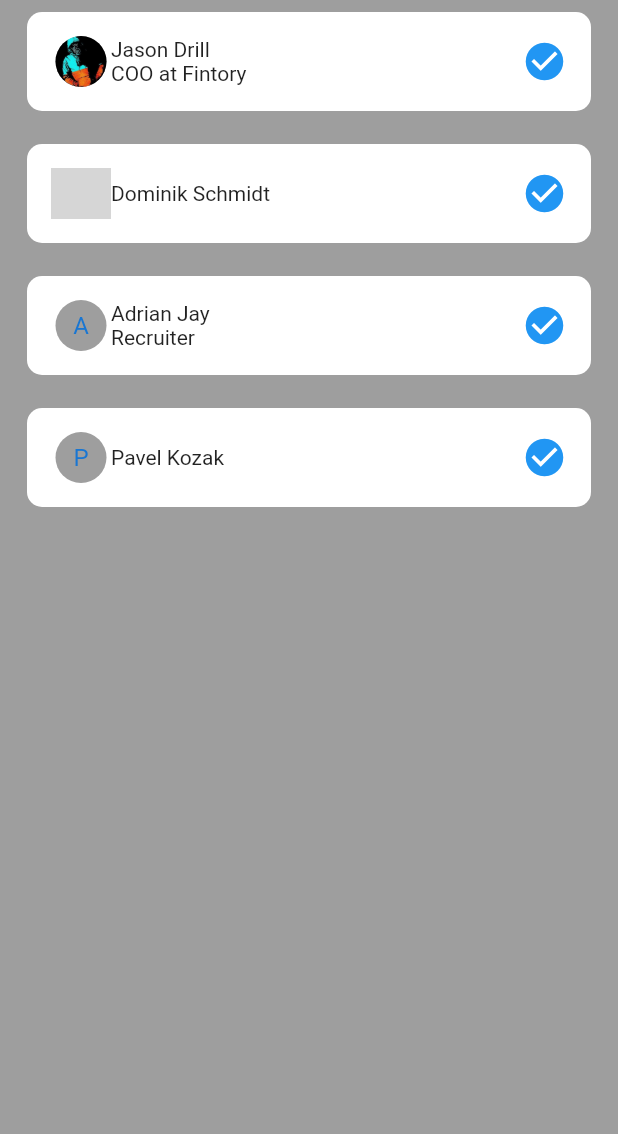
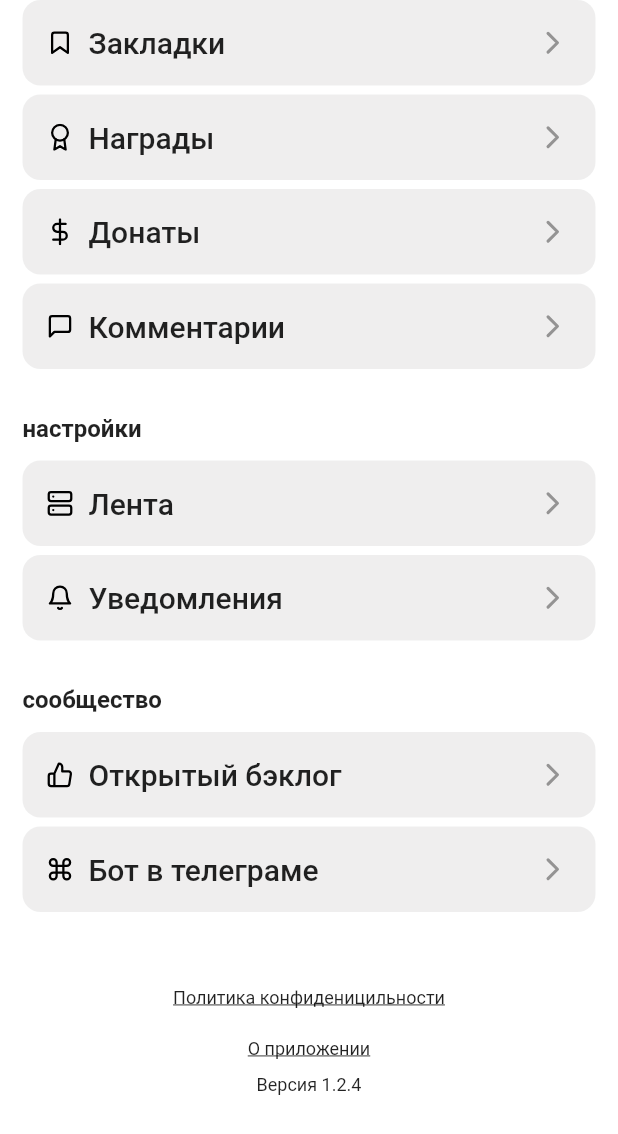
Before and after one commit to iliiagerman/flutter2, a Flutter app: the screen it shows after launch, on a phone screen of 412 x 824 dp. Shown: the top 1134 px of the screen. Run offline on Flutter 3.47's test engine with Material 2 defaults, Android fonts, the phone set to English and light mode, and no system bars; our stand-ins replace flutter_svg; grey boxes are pictures that could not be loaded.

Commit message:
no message

```diff
--- a/lib/main.dart
+++ b/lib/main.dart
@@ -1,48 +1,89 @@
 import 'package:flutter/material.dart';
 import 'package:flutter/widgets.dart';
-import 'package:flutter_second/task1/user_list_item_widget.dart';
-import 'package:flutter_second/user_util.dart';
+import 'package:flutter_second/screens/settings/settings_list_item.dart';
+import 'package:flutter_svg/svg.dart';
 
 void main() {
-  return runApp(const SettingsPage());
+  return runApp(SettingsPage());
 }
 
 class SettingsPage extends StatelessWidget {
   const SettingsPage({Key? key}) : super(key: key);
-
   @override
   Widget build(BuildContext context) {
     return MaterialApp(
       home: Scaffold(
-        backgroundColor: Colors.grey,
+        backgroundColor: Colors.white,
         body: Container(
-          padding: const EdgeInsets.only(left: 10, right: 10),
+          padding: EdgeInsets.only(left: 15,right: 15),
           child: SafeArea(
-            child: Column(children: [
-              UserListItemWidget(
-                selected: false,
-                user: UserUtil.usersList.elementAt(0),
-                onClick: () {},
-              ),
-              const SizedBox(height: 6,),
-              UserListItemWidget(
-                selected: false,
-                user: UserUtil.usersList.elementAt(1),
-                onClick: () {},
-              ),
-              const SizedBox(height: 6,),
-              UserListItemWidget(
-                selected: false,
-                user: UserUtil.usersList.elementAt(2),
-                onClick: () {},
-              ),
-              const SizedBox(height: 6,),
-              UserListItemWidget(
-                selected: false,
-                user: UserUtil.usersList.elementAt(3),
-                onClick: () {},
-              ),
-            ]),
+            child: Column(
+                crossAxisAlignment: CrossAxisAlignment.start,
+                children: const [
+                  SettingsListItem(iconSvg: 'lib/assets/images/screen2/bookmark.svg', title: 'Закладки',),
+                  SizedBox(height: 6),
+                  SettingsListItem(iconSvg: 'lib/assets/images/screen2/award.svg', title: 'Награды'),
+                  SizedBox(height: 6),
+                  SettingsListItem(iconSvg: 'lib/assets/images/screen2/dollar-sign.svg', title: 'Донаты',),
+                  SizedBox(height: 6),
+                  SettingsListItem(iconSvg: 'lib/assets/images/screen2/message-square.svg', title:  'Комментарии',),
+                  SizedBox(height: 30),
+                  Text(
+                    'настройки',
+                    style: TextStyle(
+                      fontSize: 16,
+                      fontWeight: FontWeight.w600,
+                    ),
+                  ),
+                  SizedBox(height: 12),
+                  SettingsListItem(iconSvg: 'lib/assets/images/screen2/server.svg', title: 'Лента',),
+                  SizedBox(height: 6),
+                  SettingsListItem(iconSvg: 'lib/assets/images/screen2/bell.svg', title: 'Уведомления',),
+                  SizedBox(height: 30),
+                  Text(
+                    'сообщество',
+                    style: TextStyle(
+                      fontSize: 16,
+                      fontWeight: FontWeight.w600,
+                    ),
+                  ),
+                  SizedBox(height: 12),
+                  SettingsListItem(iconSvg: 'lib/assets/images/screen2/thumbs-up.svg', title: 'Открытый бэклог',),
+                  SizedBox(height: 6),
+                  SettingsListItem(iconSvg: 'lib/assets/images/screen2/command.svg', title: 'Бот в телеграме',),
+                  SizedBox(height: 50),
+                  Center(
+                    child: Text(
+                      'Политика конфиденицильности',
+                      style: TextStyle(
+                          fontSize: 12,
+                          fontWeight: FontWeight.w400,
+                          decoration: TextDecoration.underline
+                      ),
+                    ),
+                  ),
+                  SizedBox(height: 20,),
+                  Center(
+                    child: Text(
+                      'О приложении',
+                      style: TextStyle(
+                          fontSize: 12,
+                          fontWeight: FontWeight.w400,
+                          decoration: TextDecoration.underline
+                      ),
+                    ),
+                  ),
+                  SizedBox(height: 10,),
+                  Center(
+                    child: Text(
+                      'Версия 1.2.4',
+                      style: TextStyle(
+                        fontSize: 12,
+                        fontWeight: FontWeight.w400,
+                      ),
+                    ),
+                  ),
+                ]),
           ),
         ),
       ),
--- /dev/null
+++ b/lib/screens/settings/screen3.dart
@@ -0,0 +1,51 @@
+import 'package:flutter/material.dart';
+import 'package:flutter/widgets.dart';
+import 'package:flutter_second/task1/user_list_item_widget.dart';
+import 'package:flutter_second/user_util.dart';
+
+void main() {
+  return runApp(const SettingsPage());
+}
+
+class SettingsPage extends StatelessWidget {
+  const SettingsPage({Key? key}) : super(key: key);
+
+  @override
+  Widget build(BuildContext context) {
+    return MaterialApp(
+      home: Scaffold(
+        backgroundColor: Colors.grey,
+        body: Container(
+          padding: const EdgeInsets.only(left: 10, right: 10),
+          child: SafeArea(
+            child: Column(children: [
+              UserListItemWidget(
+                selected: false,
+                user: UserUtil.usersList.elementAt(0),
+                onClick: () {},
+              ),
+              const SizedBox(height: 6,),
+              UserListItemWidget(
+                selected: false,
+                user: UserUtil.usersList.elementAt(1),
+                onClick: () {},
+              ),
+              const SizedBox(height: 6,),
+              UserListItemWidget(
+                selected: false,
+                user: UserUtil.usersList.elementAt(2),
+                onClick: () {},
+              ),
+              const SizedBox(height: 6,),
+              UserListItemWidget(
+                selected: false,
+                user: UserUtil.usersList.elementAt(3),
+                onClick: () {},
+              ),
+            ]),
+          ),
+        ),
+      ),
+    );
+  }
+}
```
